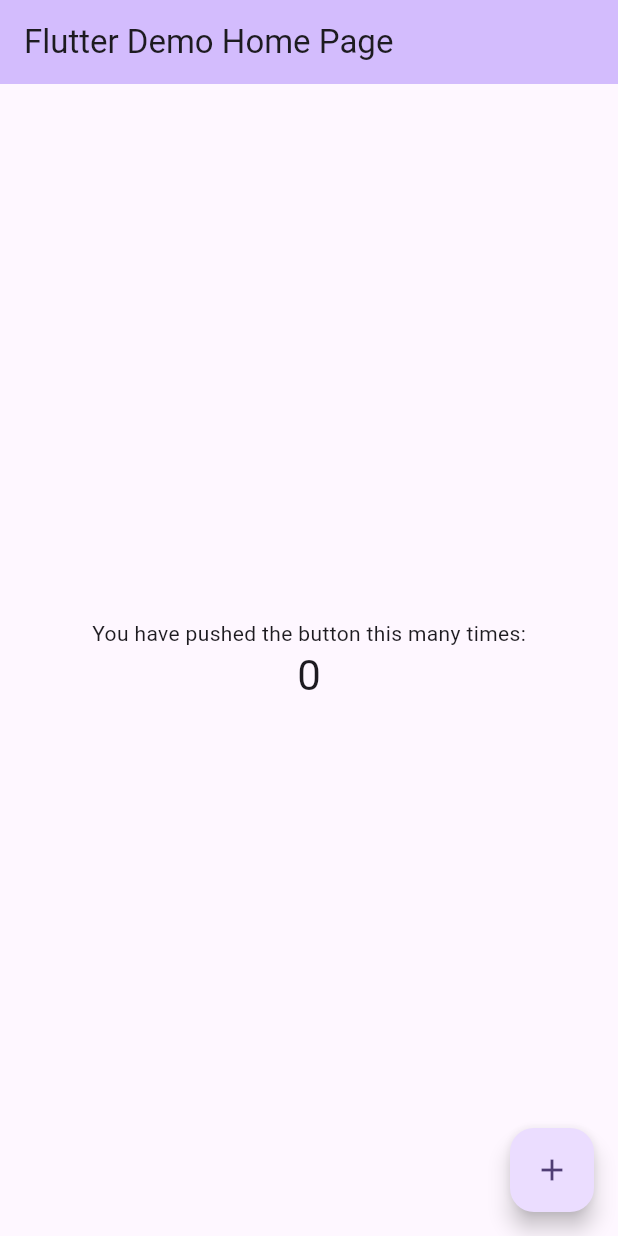
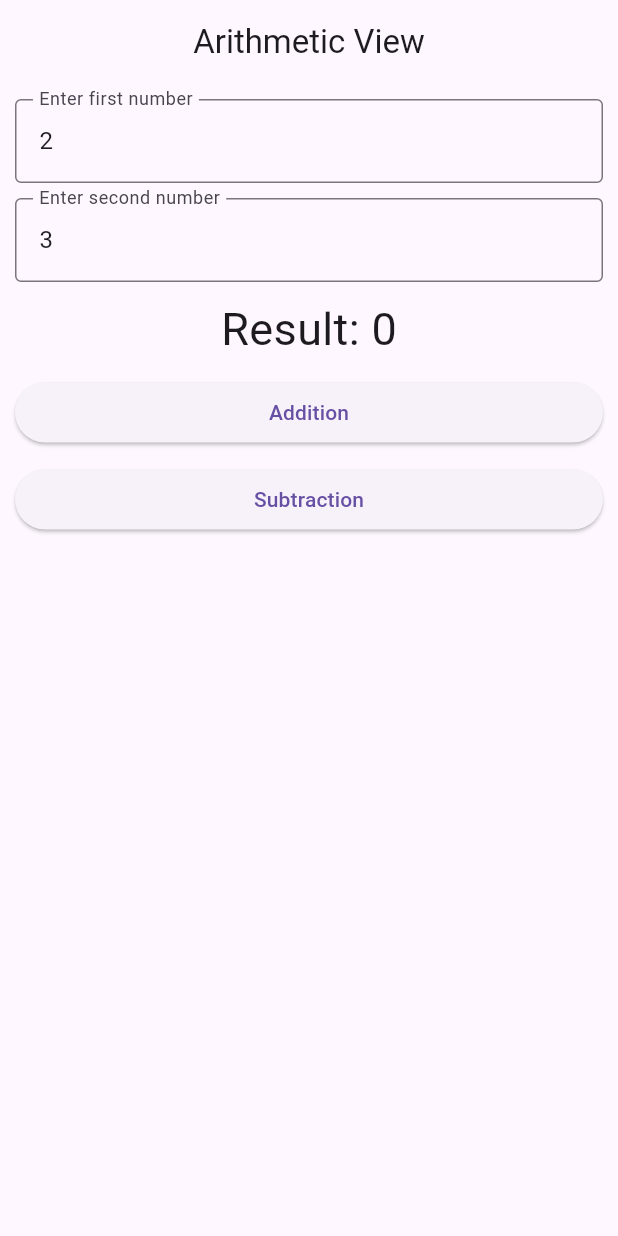
Before and after one commit to Dia505/mobileAppDev, a Flutter app: the screen it shows after launch, on a phone screen of 412 x 824 dp. Run offline on Flutter 3.47's test engine with Material 3 defaults, Android fonts, the phone set to English and light mode, and no system bars; our stand-ins replace dartz.

Commit message:
flutter notes (view)

```diff
--- /dev/null
+++ b/first_flutter_project/lib/app.dart
@@ -0,0 +1,15 @@
+import 'package:first_flutter_project/view/first_view.dart';
+import 'package:first_flutter_project/view/arithmetic_view.dart';
+import 'package:flutter/material.dart';
+
+class MyApp extends StatelessWidget {
+  const MyApp({super.key});
+
+  @override
+  Widget build(BuildContext context) {
+    return const MaterialApp(
+      debugShowCheckedModeBanner: false,
+      home: ArithmeticView(),
+    );
+  }
+}
--- a/first_flutter_project/lib/main.dart
+++ b/first_flutter_project/lib/main.dart
@@ -1,125 +1,12 @@
+import 'package:first_flutter_project/app.dart';
 import 'package:flutter/material.dart';
 
+// final
+// const
+
+// HOT RELOAD
 void main() {
-  runApp(const MyApp());
+  runApp(
+    const MyApp(),
+  );
 }
-
-class MyApp extends StatelessWidget {
-  const MyApp({super.key});
-
-  // This widget is the root of your application.
-  @override
-  Widget build(BuildContext context) {
-    return MaterialApp(
-      title: 'Flutter Demo',
-      theme: ThemeData(
-        // This is the theme of your application.
-        //
-        // TRY THIS: Try running your application with "flutter run". You'll see
-        // the application has a purple toolbar. Then, without quitting the app,
-        // try changing the seedColor in the colorScheme below to Colors.green
-        // and then invoke "hot reload" (save your changes or press the "hot
-        // reload" button in a Flutter-supported IDE, or press "r" if you used
-        // the command line to start the app).
-        //
-        // Notice that the counter didn't reset back to zero; the application
-        // state is not lost during the reload. To reset the state, use hot
-        // restart instead.
-        //
-        // This works for code too, not just values: Most code changes can be
-        // tested with just a hot reload.
-        colorScheme: ColorScheme.fromSeed(seedColor: Colors.deepPurple),
-        useMaterial3: true,
-      ),
-      home: const MyHomePage(title: 'Flutter Demo Home Page'),
-    );
-  }
-}
-
-class MyHomePage extends StatefulWidget {
-  const MyHomePage({super.key, required this.title});
-
-  // This widget is the home page of your application. It is stateful, meaning
-  // that it has a State object (defined below) that contains fields that affect
-  // how it looks.
-
-  // This class is the configuration for the state. It holds the values (in this
-  // case the title) provided by the parent (in this case the App widget) and
-  // used by the build method of the State. Fields in a Widget subclass are
-  // always marked "final".
-
-  final String title;
-
-  @override
-  State<MyHomePage> createState() => _MyHomePageState();
-}
-
-class _MyHomePageState extends State<MyHomePage> {
-  int _counter = 0;
-
-  void _incrementCounter() {
-    setState(() {
-      // This call to setState tells the Flutter framework that something has
-      // changed in this State, which causes it to rerun the build method below
-      // so that the display can reflect the updated values. If we changed
-      // _counter without calling setState(), then the build method would not be
-      // called again, and so nothing would appear to happen.
-      _counter++;
-    });
-  }
-
-  @override
-  Widget build(BuildContext context) {
-    // This method is rerun every time setState is called, for instance as done
-    // by the _incrementCounter method above.
-    //
-    // The Flutter framework has been optimized to make rerunning build methods
-    // fast, so that you can just rebuild anything that needs updating rather
-    // than having to individually change instances of widgets.
-    return Scaffold(
-      appBar: AppBar(
-        // TRY THIS: Try changing the color here to a specific color (to
-        // Colors.amber, perhaps?) and trigger a hot reload to see the AppBar
-        // change color while the other colors stay the same.
-        backgroundColor: Theme.of(context).colorScheme.inversePrimary,
-        // Here we take the value from the MyHomePage object that was created by
-        // the App.build method, and use it to set our appbar title.
-        title: Text(widget.title),
-      ),
-      body: Center(
-        // Center is a layout widget. It takes a single child and positions it
-        // in the middle of the parent.
-        child: Column(
-          // Column is also a layout widget. It takes a list of children and
-          // arranges them vertically. By default, it sizes itself to fit its
-          // children horizontally, and tries to be as tall as its parent.
-          //
-          // Column has various properties to control how it sizes itself and
-          // how it positions its children. Here we use mainAxisAlignment to
-          // center the children vertically; the main axis here is the vertical
-          // axis because Columns are vertical (the cross axis would be
-          // horizontal).
-          //
-          // TRY THIS: Invoke "debug painting" (choose the "Toggle Debug Paint"
-          // action in the IDE, or press "p" in the console), to see the
-          // wireframe for each widget.
-          mainAxisAlignment: MainAxisAlignment.center,
-          children: <Widget>[
-            const Text(
-              'You have pushed the button this many times:',
-            ),
-            Text(
-              '$_counter',
-              style: Theme.of(context).textTheme.headlineMedium,
-            ),
-          ],
-        ),
-      ),
-      floatingActionButton: FloatingActionButton(
-        onPressed: _incrementCounter,
-        tooltip: 'Increment',
-        child: const Icon(Icons.add),
-      ), // This trailing comma makes auto-formatting nicer for build methods.
-    );
-  }
-}
--- /dev/null
+++ b/first_flutter_project/lib/view/arithmetic_view.dart
@@ -0,0 +1,132 @@
+import 'package:flutter/material.dart';
+
+class ArithmeticView extends StatefulWidget {
+  const ArithmeticView({super.key});
+
+  @override
+  State<ArithmeticView> createState() => _ArithmeticViewState();
+}
+
+class _ArithmeticViewState extends State<ArithmeticView> {
+  // int first = 0;
+  // int second = 0;
+
+  //TextEditingController is better than onChange
+  //It sets a value in the TextFormField so that the developer doesn't have to keep entering a value (eg:- logging in time and again)
+  final firstController = TextEditingController(text: "2");
+  final secondController = TextEditingController(text: "3");
+  int result = 0;
+
+  //Global key for Form() state
+  final formKey = GlobalKey<FormState>();
+
+  @override
+  //build - called when ctrl+s
+  //BuildContext context - checks for values?
+  Widget build(BuildContext context) {
+
+    return Scaffold(
+      appBar: AppBar(
+        title: const Text('Arithmetic View'),
+        centerTitle: true,
+        elevation: 0,
+      ),
+
+      body: Padding(
+        padding: const EdgeInsets.all(10),
+
+        child: Form(
+          key: formKey,
+          child: Column(
+            children: [
+
+              //TextFormField is better than TextField because it presents validators
+              TextFormField(
+
+                //ON-CHANGE
+                // onChanged: (value) {
+
+                //   //int.parse will throw an error if conversion from String to int fails
+                //   //int.tryParse returns null if the conversion fails
+                //   //Here the tryParse converts the String to int, and if it fails, it will return 0
+                //   first = int.tryParse(value) ?? 0;
+                // },
+
+                controller: firstController,
+                keyboardType: TextInputType.number,
+                decoration: const InputDecoration(
+                  labelText: "Enter first number",
+                  border: OutlineInputBorder()
+                ),
+                validator: (value) {
+                  if(value == null || value.isEmpty) {
+                    return "Please enter the first number";
+                  }
+                  return null;
+                },
+              ),
+
+              const SizedBox(height: 10),
+
+              TextFormField(
+                // onChanged: (value) {
+                //   second = int.tryParse(value) ?? 0;
+                // },
+
+                controller: secondController,
+                keyboardType: TextInputType.number,
+                decoration: const InputDecoration(
+                  labelText: "Enter second number",
+                  border: OutlineInputBorder()
+                ),
+                validator: (value) {
+                  if(value == null || value.isEmpty) {
+                    return "Please enter the second number";
+                  }
+                  return null;
+                },
+              ),
+
+              const SizedBox(height: 10),
+
+              Text(
+                "Result: $result",
+                style: const TextStyle(fontSize: 30),
+              ),
+
+              const SizedBox(height: 10),
+
+              SizedBox(
+                //for the button's width to be end to end
+                width: double.infinity,
+                child: ElevatedButton(onPressed: () {
+                  if(formKey.currentState!.validate()) {
+                    setState(() {
+                      result = (int.tryParse(firstController.text) ?? 0) + (int.tryParse(secondController.text) ?? 0);
+                    });
+                  }
+                },
+                child: const Text("Addition")),
+              ),
+
+              const SizedBox(height: 10),
+
+              SizedBox(
+                //for the button's width to be end to end
+                width: double.infinity,
+                child: ElevatedButton(onPressed: () {
+                  if(formKey.currentState!.validate()) {
+                    setState(() {
+                      result = (int.tryParse(firstController.text) ?? 0) - (int.tryParse(secondController.text) ?? 0);
+                    });
+                  }
+                },
+                child: const Text("Subtraction")),
+              ),
+            ],
+          )),
+        )
+
+    );
+  }
+}
```
Also changed, not shown: first_flutter_project/lib/view/first_view.dart (added, +27 -0 lines), 1 other file.
